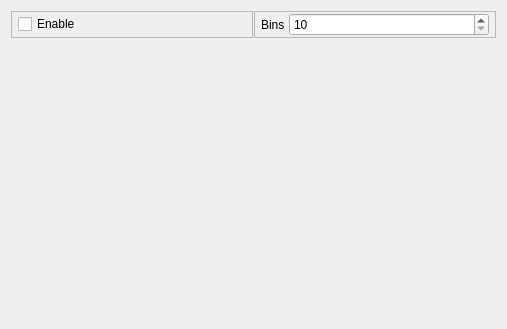
Old version of the form src/widgets/histogramwidget.ui in the repository GuLinux/PlanetaryImager.
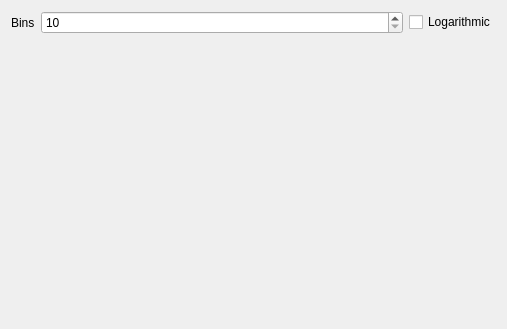
New version of the form.

Commit message: Option to toggle logarithmic histogram; remove option to disable histogram (it can always be disabled while recording)

The edit to the form file:
```diff
--- a/src/widgets/histogramwidget.ui
+++ b/src/widgets/histogramwidget.ui
@@ -11,71 +11,7 @@
    </rect>
   </property>
   <layout class="QGridLayout" name="gridLayout">
-   <property name="horizontalSpacing">
-    <number>1</number>
-   </property>
    <item row="0" column="0">
-    <widget class="QFrame" name="frame">
-     <property name="whatsThis">
-      <string>&lt;html&gt;&lt;head/&gt;&lt;body&gt;&lt;p&gt;Checking this box will enable histogram computation.&lt;/p&gt;&lt;p&gt;Histogram can slow down frames capture: make sure you configure histogram intervals in the main configuration dialog.&lt;/p&gt;&lt;/body&gt;&lt;/html&gt;</string>
-     </property>
-     <property name="frameShape">
-      <enum>QFrame::StyledPanel</enum>
-     </property>
-     <property name="frameShadow">
-      <enum>QFrame::Raised</enum>
-     </property>
-     <layout class="QGridLayout" name="gridLayout_2" rowstretch="0" columnstretch="0">
-      <property name="leftMargin">
-       <number>6</number>
-      </property>
-      <property name="topMargin">
-       <number>1</number>
-      </property>
-      <property name="rightMargin">
-       <number>6</number>
-      </property>
-      <property name="bottomMargin">
-       <number>1</number>
-      </property>
-      <property name="spacing">
-       <number>1</number>
-      </property>
-      <item row="0" column="0">
-       <widget class="QCheckBox" name="enable_histogram">
-        <property name="text">
-         <string>Enable</string>
-        </property>
-       </widget>
-      </item>
-     </layout>
-    </widget>
-   </item>
-   <item row="0" column="1">
-    <widget class="QFrame" name="frame_2">
-     <property name="frameShape">
-      <enum>QFrame::StyledPanel</enum>
-     </property>
-     <property name="frameShadow">
-      <enum>QFrame::Raised</enum>
-     </property>
-     <layout class="QHBoxLayout" name="horizontalLayout">
-      <property name="spacing">
-       <number>4</number>
-      </property>
-      <property name="leftMargin">
-       <number>6</number>
-      </property>
-      <property name="topMargin">
-       <number>1</number>
-      </property>
-      <property name="rightMargin">
-       <number>6</number>
-      </property>
-      <property name="bottomMargin">
-       <number>1</number>
-      </property>
-      <item>
        <widget class="QLabel" name="histogram_bins_label">
         <property name="sizePolicy">
          <sizepolicy hsizetype="Minimum" vsizetype="Preferred">
@@ -88,7 +24,7 @@
         </property>
        </widget>
       </item>
-      <item>
+   <item row="0" column="1">
        <widget class="QSpinBox" name="histogram_bins">
         <property name="sizePolicy">
          <sizepolicy hsizetype="Minimum" vsizetype="Fixed">
@@ -107,10 +43,14 @@
         </property>
        </widget>
       </item>
-     </layout>
+   <item row="0" column="2">
+    <widget class="QCheckBox" name="histogram_logarithmic">
+     <property name="text">
+      <string>Logarithmic</string>
+     </property>
     </widget>
    </item>
-   <item row="1" column="0" colspan="2">
+   <item row="1" column="0" colspan="3">
     <widget class="QLabel" name="histogram_plot">
      <property name="sizePolicy">
       <sizepolicy hsizetype="Ignored" vsizetype="Ignored">
```
Lines whose indentation alone changed are shown as unchanged. The commit also changes 5 other files.
